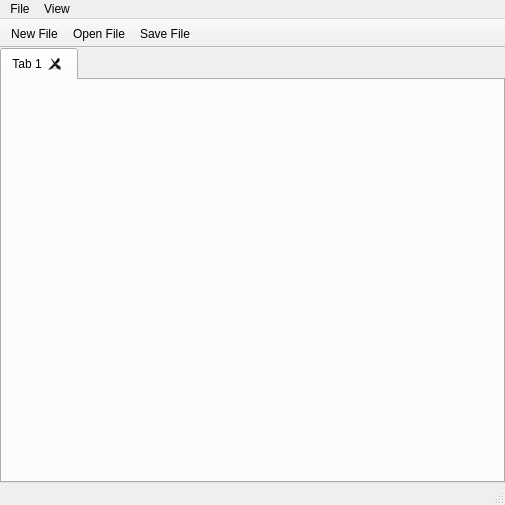
Before: the Qt Designer form desktop-utilities/lumina-textedit/MainUI.ui in lumina-desktop/lumina, drawn with Qt 5.
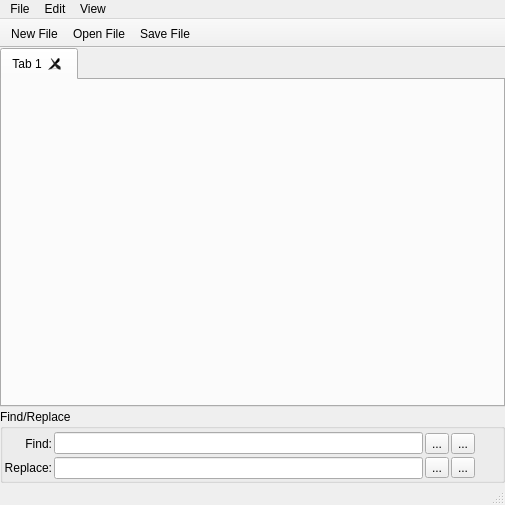
After: the same form once the commit is applied.

Commit message: Get find/replace support fully implemented.

```diff
--- a/desktop-utilities/lumina-textedit/MainUI.ui
+++ b/desktop-utilities/lumina-textedit/MainUI.ui
@@ -15,6 +15,9 @@
   </property>
   <widget class="QWidget" name="centralwidget">
    <layout class="QVBoxLayout" name="verticalLayout">
+    <property name="spacing">
+     <number>2</number>
+    </property>
     <property name="leftMargin">
      <number>0</number>
     </property>
@@ -45,6 +48,136 @@
       </widget>
      </widget>
     </item>
+    <item>
+     <widget class="QGroupBox" name="groupReplace">
+      <property name="title">
+       <string>Find/Replace</string>
+      </property>
+      <property name="flat">
+       <bool>false</bool>
+      </property>
+      <layout class="QGridLayout" name="gridLayout">
+       <property name="leftMargin">
+        <number>1</number>
+       </property>
+       <property name="topMargin">
+        <number>3</number>
+       </property>
+       <property name="rightMargin">
+        <number>1</number>
+       </property>
+       <property name="bottomMargin">
+        <number>1</number>
+       </property>
+       <property name="spacing">
+        <number>2</number>
+       </property>
+       <item row="1" column="1">
+        <widget class="QLineEdit" name="line_replace"/>
+       </item>
+       <item row="0" column="2">
+        <widget class="QToolButton" name="tool_find_prev">
+         <property name="focusPolicy">
+          <enum>Qt::NoFocus</enum>
+         </property>
+         <property name="statusTip">
+          <string>Find the previous match</string>
+         </property>
+         <property name="text">
+          <string>...</string>
+         </property>
+        </widget>
+       </item>
+       <item row="0" column="0">
+        <widget class="QLabel" name="label">
+         <property name="text">
+          <string>Find:</string>
+         </property>
+         <property name="alignment">
+          <set>Qt::AlignRight|Qt::AlignTrailing|Qt::AlignVCenter</set>
+         </property>
+        </widget>
+       </item>
+       <item row="0" column="3">
+        <widget class="QToolButton" name="tool_find_next">
+         <property name="focusPolicy">
+          <enum>Qt::NoFocus</enum>
+         </property>
+         <property name="statusTip">
+          <string>Find the next match</string>
+         </property>
+         <property name="text">
+          <string>...</string>
+         </property>
+        </widget>
+       </item>
+       <item row="1" column="0">
+        <widget class="QLabel" name="label_2">
+         <property name="text">
+          <string>Replace:</string>
+         </property>
+         <property name="alignment">
+          <set>Qt::AlignRight|Qt::AlignTrailing|Qt::AlignVCenter</set>
+         </property>
+        </widget>
+       </item>
+       <item row="0" column="1">
+        <widget class="QLineEdit" name="line_find"/>
+       </item>
+       <item row="0" column="4">
+        <widget class="QToolButton" name="tool_find_casesensitive">
+         <property name="focusPolicy">
+          <enum>Qt::NoFocus</enum>
+         </property>
+         <property name="toolTip">
+          <string/>
+         </property>
+         <property name="statusTip">
+          <string>Match case</string>
+         </property>
+         <property name="text">
+          <string notr="true"/>
+         </property>
+         <property name="checkable">
+          <bool>true</bool>
+         </property>
+         <property name="checked">
+          <bool>false</bool>
+         </property>
+         <property name="autoRaise">
+          <bool>true</bool>
+         </property>
+        </widget>
+       </item>
+       <item row="1" column="2">
+        <widget class="QToolButton" name="tool_replace">
+         <property name="focusPolicy">
+          <enum>Qt::NoFocus</enum>
+         </property>
+         <property name="statusTip">
+          <string>Replace next match</string>
+         </property>
+         <property name="text">
+          <string>...</string>
+         </property>
+        </widget>
+       </item>
+       <item row="1" column="3">
+        <widget class="QToolButton" name="tool_replace_all">
+         <property name="focusPolicy">
+          <enum>Qt::NoFocus</enum>
+         </property>
+         <property name="statusTip">
+          <string>Replace all matches (to end of document)</string>
+         </property>
+         <property name="text">
+          <string>...</string>
+         </property>
+        </widget>
+       </item>
+      </layout>
+     </widget>
+    </item>
    </layout>
   </widget>
   <widget class="QMenuBar" name="menubar">
@@ -86,7 +219,15 @@
     <addaction name="separator"/>
     <addaction name="actionCustomize_Colors"/>
    </widget>
+   <widget class="QMenu" name="menuEdit">
+    <property name="title">
+     <string>Edit</string>
+    </property>
+    <addaction name="actionFind"/>
+    <addaction name="actionReplace"/>
+   </widget>
    <addaction name="menuFile"/>
+   <addaction name="menuEdit"/>
    <addaction name="menuView"/>
   </widget>
   <widget class="QStatusBar" name="statusbar"/>
```
Left out of the diff: 28 changed lines with no effect on the pictures. The commit also changes 3 other files.
